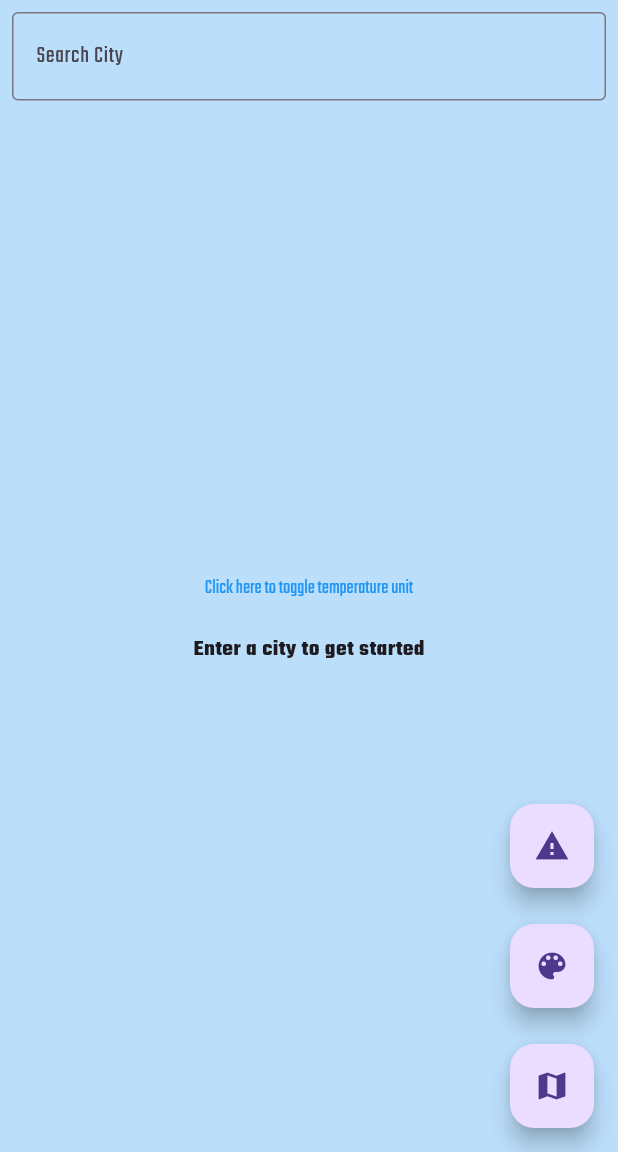
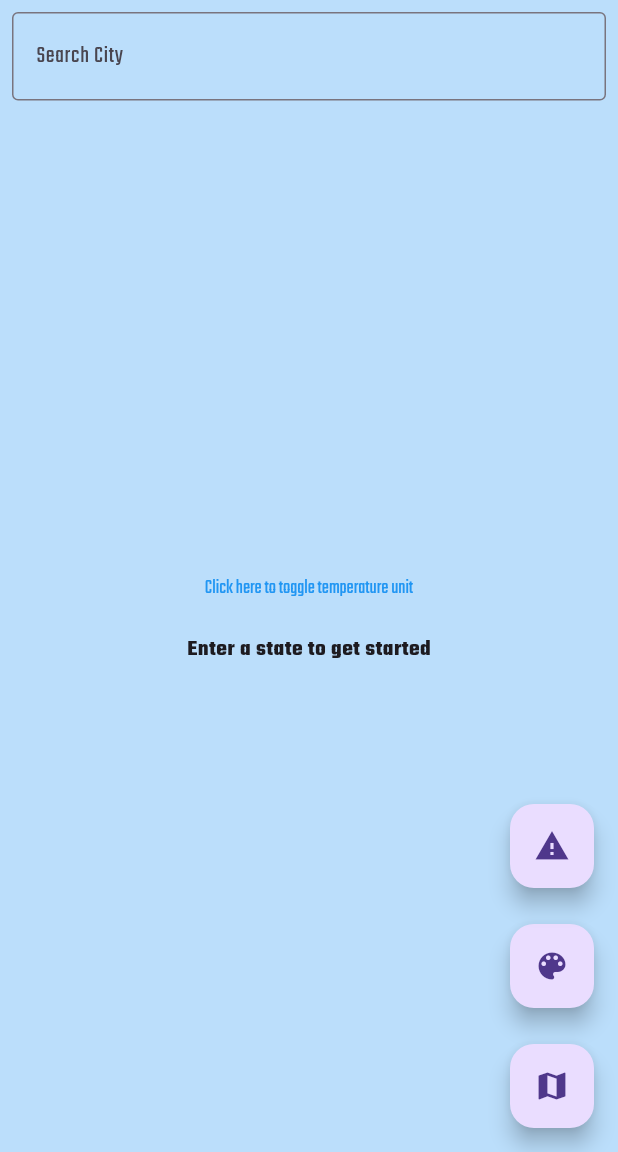
Before and after one commit to FMABrotherhoodX/Weatherly, a Flutter app: the screen it shows after launch, on a phone screen of 412 x 824 dp, the part 84-1236 px from its top. Run offline on Flutter 3.47's test engine with Material 3 defaults, Android fonts, the phone set to English and light mode, and no system bars; our stand-ins replace flutter_local_notifications, google_fonts, google_maps_flutter.

Commit message:
text change
second text change

```diff
--- a/weatherly/lib/weather_screen.dart
+++ b/weatherly/lib/weather_screen.dart
@@ -16,7 +16,7 @@ class WeatherScreen extends StatefulWidget {
 }
 
 class _WeatherScreenState extends State<WeatherScreen> {
-  String _weatherInfo = 'Enter a city to get started';
+  String _weatherInfo = 'Enter a state to get started';
   bool _isLoading = false;
   bool _isCelsius = true;
   late TapGestureRecognizer _temperatureToggleRecognizer;
@@ -141,8 +141,7 @@ class _WeatherScreenState extends State<WeatherScreen> {
     for (var forecast in data['list']) {
       DateTime date = DateTime.parse(forecast['dt_txt']);
       String dateKey = '${date.year}-${date.month}-${date.day}';
-      double temp = (forecast['main']['temp'] as num)
-          .toDouble();
+      double temp = (forecast['main']['temp'] as num).toDouble();
       if (!dailyTemperatures.containsKey(dateKey)) {
         dailyTemperatures[dateKey] = [];
       }
@@ -243,8 +242,7 @@ class _WeatherScreenState extends State<WeatherScreen> {
                         width: 300,
                         height: 200,
                         child: ListView.builder(
-                          padding: const EdgeInsets.all(
-                              0.0),
+                          padding: const EdgeInsets.all(0.0),
                           itemCount: options.length,
                           itemBuilder: (BuildContext context, int index) {
                             final Map<String, dynamic> option =
```
